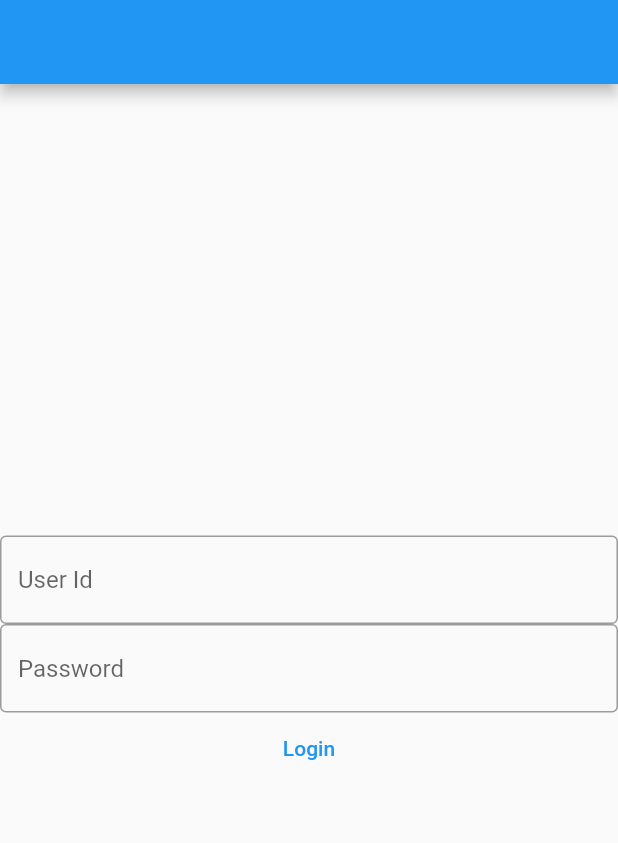
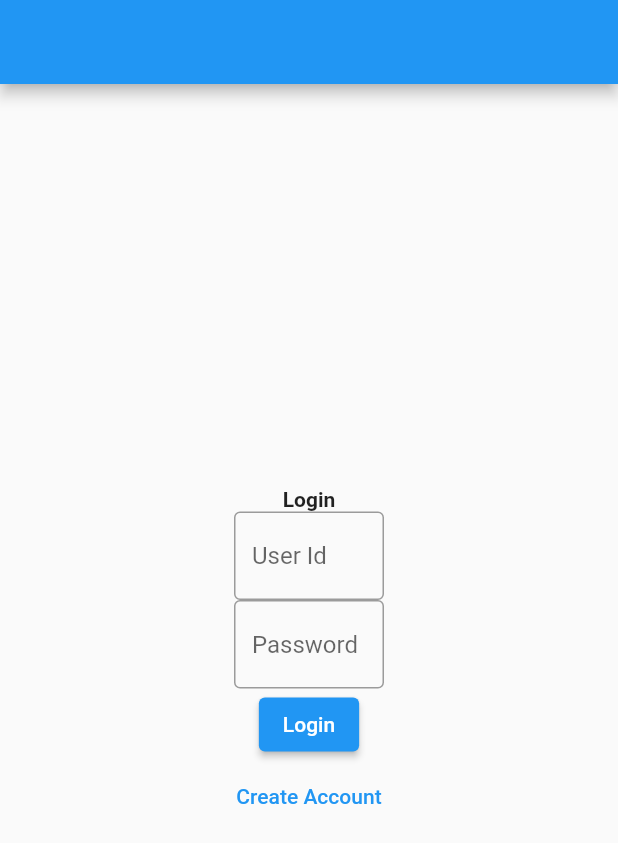
Before and after one commit to mfthorhauge/CES_FLUTTER, a Flutter app: the screen it shows after launch, on a phone screen of 412 x 824 dp. Shown: the top 843 px of the screen. Run offline on Flutter 3.47's test engine with Material 2 defaults, Android fonts, the phone set to English and light mode, and no system bars.

Commit message:
rename telco to telstar login screen adjustments

```diff
--- a/lib/main.dart
+++ b/lib/main.dart
@@ -16,7 +16,7 @@ class MyApp extends StatelessWidget {
   Widget build(BuildContext context) {
     return MaterialApp(
       debugShowCheckedModeBanner: false,
-      title: 'Telco app',
+      title: 'Telstar app',
       onGenerateRoute: (settings) {
         // Handle '/'
         if (settings.name == '/route1') {
--- a/lib/screens/login/login_screen.dart
+++ b/lib/screens/login/login_screen.dart
@@ -9,22 +9,33 @@ class LoginScreen extends StatelessWidget {
       appBar: AppBar(),
       body: Center(
         child: Column(mainAxisAlignment: MainAxisAlignment.center, children: [
-          const TextField(
-            decoration: InputDecoration(
-                border: OutlineInputBorder(), hintText: 'User Id'),
+          const Text("Login", style: TextStyle(fontWeight: FontWeight.bold)),
+          const SizedBox(
+              width: 100.0,
+              child:  TextField(
+                decoration: InputDecoration(
+                    border: OutlineInputBorder(), hintText: 'User Id'),
+              ),
           ),
-          const TextField(
-            decoration: InputDecoration(
-                border: OutlineInputBorder(), hintText: 'Password'),
+          const SizedBox(
+            width: 100.0,
+            child:  TextField(
+              decoration: InputDecoration(
+                  border: OutlineInputBorder(), hintText: 'Password'),
+            ),
           ),
-          TextButton(
-            child: const Text('Login'),
+          ElevatedButton(
             onPressed: () {
               Navigator.pushNamed(
                 context,
                 '/route1',
               );
             },
+            child: const Text('Login'),
+          ),
+          TextButton(
+            child: const Text('Create Account'),
+            onPressed: () {},
           ),
         ]),
       ),
```
Also changed, not shown: 1 other file.
